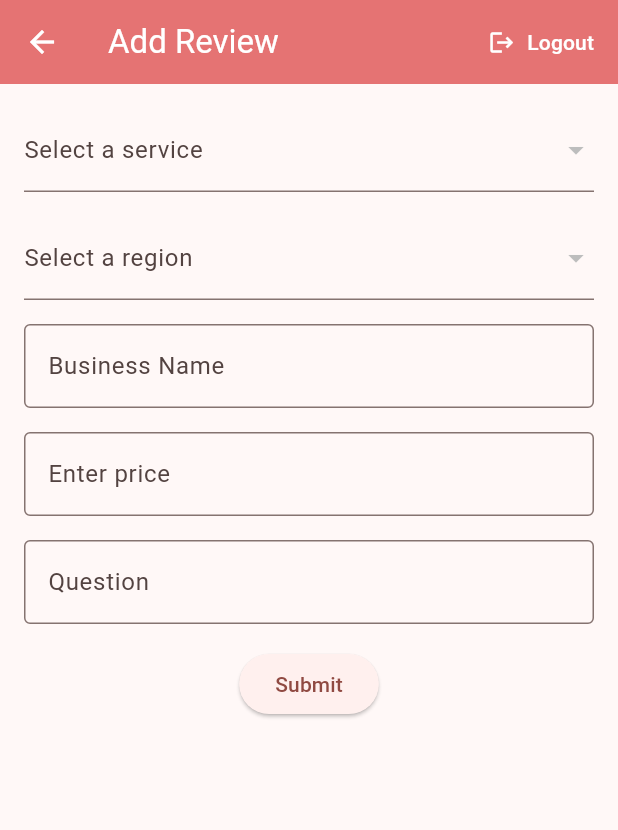
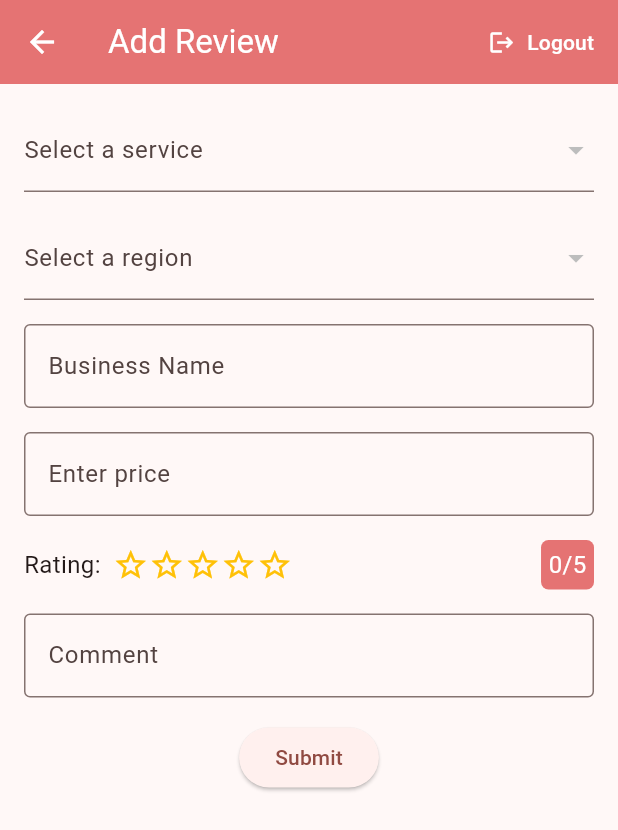
Before and after one commit to Meghshanth/296A, a Flutter app: the AddReview screen opened directly, on a phone screen of 412 x 824 dp. Shown: the top 830 px of the screen. Run offline on Flutter 3.47's test engine with Material 2 defaults, Android fonts, the phone set to English and light mode, and no system bars; our stand-ins replace cloud_firestore, dropdown_search, firebase_auth, firebase_core; accounts and stored records are empty.

Commit message:
review form added

```diff
--- a/pfsi/lib/authPages/signup.dart
+++ b/pfsi/lib/authPages/signup.dart
@@ -1,11 +1,8 @@
 import 'package:flutter/material.dart';
 import 'package:firebase_auth/firebase_auth.dart';
-import 'package:flutter_secure_storage/flutter_secure_storage.dart';
 import 'package:pfsi/commonNavigation/commonNavigation.dart';
-
 import '../homePages/home.dart';
 
-final FlutterSecureStorage secureStorage = FlutterSecureStorage();
 
 class SignupPage extends StatelessWidget {
   final TextEditingController emailController = TextEditingController();
@@ -67,8 +64,6 @@ class SignupPage extends StatelessWidget {
             displaySnackBar(
                 context, 'Email not verified, verifiy email before sign in');
           } else {
-            await secureStorage.write(
-                key: 'user_token', value: userCredential.user?.refreshToken);
             // Navigate to the desired component/screen
             Navigator.pushReplacement(
               context,
--- a/pfsi/lib/main.dart
+++ b/pfsi/lib/main.dart
@@ -5,11 +5,9 @@ import 'package:pfsi/homePages/home.dart';
 import 'firebase_options.dart';
 import 'authPages/signup.dart';
 import 'package:firebase_auth/firebase_auth.dart';
-import 'package:flutter_secure_storage/flutter_secure_storage.dart';
 import 'package:cloud_firestore/cloud_firestore.dart';
 import 'dart:async';
 
-final FlutterSecureStorage secureStorage = FlutterSecureStorage();
 final FirebaseFirestore firestore = FirebaseFirestore.instance;
 
 void main() async {
--- a/pfsi/lib/reviewPages/reviewAdd.dart
+++ b/pfsi/lib/reviewPages/reviewAdd.dart
@@ -2,6 +2,7 @@ import 'package:flutter/material.dart';
 import 'package:cloud_firestore/cloud_firestore.dart';
 import 'package:firebase_auth/firebase_auth.dart';
 import 'package:pfsi/authPages/signup.dart';
+import 'package:dropdown_search/dropdown_search.dart';
 import 'package:pfsi/commonNavigation/commonNavigation.dart';
 import 'package:flutter/services.dart'
     show FilteringTextInputFormatter, TextInputFormatter, rootBundle;
@@ -29,11 +30,12 @@ class AddReview extends StatefulWidget {
 class _AddReviewWidgetState extends State<AddReview> {
   List<String> serviceOptions = [];
   List<String> regionsOptions = [];
+  int _rating = 0;
 
   String selectedService = "";
   String selectedRegion = "";
 
-  TextEditingController _questionController = TextEditingController();
+  TextEditingController _commentController = TextEditingController();
   TextEditingController _businessNameController = TextEditingController();
 
   Future<String> _loadJsonData() async {
@@ -101,7 +103,7 @@ class _AddReviewWidgetState extends State<AddReview> {
       if (uuid != null) {
         Map<String, dynamic> payload = {
           "business name": _businessNameController.text,
-          "question": _questionController.text,
+          "question": _commentController.text,
           "comments": [],
           "dateTimestamp": DateTime.now(),
           "userid": uuid
@@ -214,14 +216,60 @@ class _AddReviewWidgetState extends State<AddReview> {
               ),
             ),
             SizedBox(height: 16.0),
+            Row(
+                mainAxisAlignment: MainAxisAlignment.spaceBetween,
+                children: <Widget>[
+                  Row(
+                    mainAxisAlignment: MainAxisAlignment.start,
+                    children: <Widget>[
+                      Text(
+                        'Rating:',
+                        style: TextStyle(fontSize: 16),
+                      ),
+                      SizedBox(width: 8.0),
+                      Row(
+                        mainAxisAlignment: MainAxisAlignment.center,
+                        children: <Widget>[
+                          for (int i = 1; i <= 5; i++)
+                            GestureDetector(
+                              onTap: () {
+                                setState(() {
+                                  _rating = i;
+                                });
+                              },
+                              child: Icon(
+                                i <= _rating ? Icons.star : Icons.star_border,
+                                color: Colors.amber,
+                              ),
+                            ),
+                        ],
+                      ),
+                    ],
+                  ),
+                  Container(
+                    padding: EdgeInsets.all(5.0),
+                    decoration: BoxDecoration(
+                      color: Colors.red[300],
+                      borderRadius: BorderRadius.circular(5.0),
+                    ),
+                    child: Text(
+                      _rating.toString() + "/5",
+                      style: TextStyle(
+                        fontSize: 16,
+                        color: Colors.white,
+                      ),
+                    ),
+                  ),
+                ]),
+            SizedBox(height: 16.0),
             TextField(
-              controller: _questionController,
+              controller: _commentController,
               maxLines: null,
               keyboardType: TextInputType.multiline,
               decoration: InputDecoration(
                 border: OutlineInputBorder(),
-                labelText: "Question",
-                hintText: 'Enter your question',
+                labelText: "Comment",
+                hintText: 'Enter your comment',
               ),
             ),
             SizedBox(height: 16.0),
--- a/pfsi/pubspec.yaml
+++ b/pfsi/pubspec.yaml
@@ -38,8 +38,7 @@ dependencies:
   # The following adds the Cupertino Icons font to your application.
   # Use with the CupertinoIcons class for iOS style icons.
   cupertino_icons: ^1.0.2
-  flutter_secure_storage: ^8.0.0
-  flutter_speed_dial: ^7.0.0
+  dropdown_search: ^5.0.6
 
 dev_dependencies:
   flutter_test:
```
Also changed, not shown: pfsi/pubspec.lock, 5 other files.
